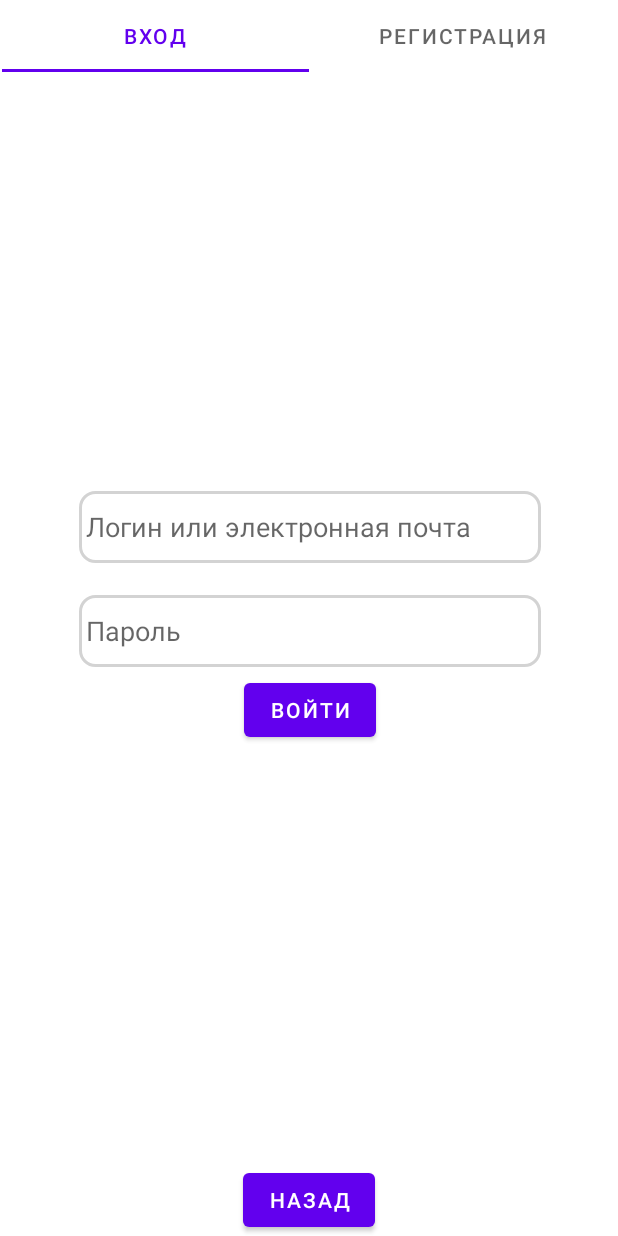
After one commit to Eg0r4ik77/Brain-Dash, an Android app: the fragment AuthorizationFragment placed in its activity, on a phone screen of 412 x 824 dp. The commit adds this screen. Run offline under Robolectric (Android 15) with nearby library versions, the phone set to English and light mode, and no system bars.

Commit message:
add authorization views

```diff
--- a/app/src/main/AndroidManifest.xml
+++ b/app/src/main/AndroidManifest.xml
@@ -14,7 +14,8 @@
             android:exported="false" />
         <activity
             android:name=".mainmenu.MainMenuActivity"
-            android:exported="true" >
+            android:exported="true"
+            android:windowSoftInputMode="adjustPan">
             <intent-filter>
                 <action android:name="android.intent.action.MAIN" />
 
--- /dev/null
+++ b/app/src/main/java/com/example/androidgame/mainmenu/authorization/AuthorizationAdapter.java
@@ -0,0 +1,36 @@
+package com.example.androidgame.mainmenu.authorization;
+
+import androidx.annotation.NonNull;
+import androidx.fragment.app.Fragment;
+import androidx.fragment.app.FragmentActivity;
+import androidx.viewpager.widget.PagerAdapter;
+import androidx.viewpager.widget.ViewPager;
+import androidx.viewpager2.adapter.FragmentStateAdapter;
+
+public class AuthorizationAdapter extends FragmentStateAdapter {
+
+    int count;
+
+    public AuthorizationAdapter(@NonNull FragmentActivity fragmentActivity, int count) {
+        super(fragmentActivity);
+        this.count = count;
+    }
+
+    @NonNull
+    @Override
+    public Fragment createFragment(int position) {
+        switch (position){
+            case 0:
+                return new LoginFragment();
+            case 1:
+                return new SignupFragment();
+            default:
+                return null;
+        }
+    }
+
+    @Override
+    public int getItemCount() {
+        return count;
+    }
+}
--- /dev/null
+++ b/app/src/main/java/com/example/androidgame/mainmenu/authorization/AuthorizationFragment.java
@@ -0,0 +1,50 @@
+package com.example.androidgame.mainmenu.authorization;
+
+
+import androidx.annotation.NonNull;
+import androidx.annotation.Nullable;
+import androidx.fragment.app.Fragment;
+import androidx.viewpager2.widget.ViewPager2;
+
+import android.os.Bundle;
+import android.view.LayoutInflater;
+import android.view.View;
+import android.view.ViewGroup;
+import android.widget.Button;
+
+import com.example.androidgame.R;
+import com.google.android.material.tabs.TabLayout;
+import com.google.android.material.tabs.TabLayoutMediator;
+
+public class AuthorizationFragment extends Fragment {
+
+    private final String[] names = {"Вход", "Регистрация"};
+
+    @Nullable
+    @Override
+    public View onCreateView(@NonNull LayoutInflater inflater,
+                             @Nullable ViewGroup container,
+                             @Nullable Bundle savedInstanceState) {
+        View view = inflater.inflate(R.layout.fragment_authorization, container, false);
+
+        TabLayout tabLayout = view.findViewById(R.id.tabLayout);
+        ViewPager2 viewPager = view.findViewById(R.id.view_pager);
+        Button closeAuthorizationButton = view.findViewById(R.id.close_authorization_button);
+
+        viewPager.setAdapter(new AuthorizationAdapter(getActivity(), tabLayout.getTabCount()));
+        new TabLayoutMediator(tabLayout, viewPager, (tab, position) -> {
+            tab.setText(names[position]);
+        }).attach();
+
+        closeAuthorizationButton.setOnClickListener(view1 -> {
+            getActivity()
+                    .getSupportFragmentManager()
+                    .beginTransaction()
+                    .detach(this)
+                    .commit();
+        });
+
+        return view;
+    }
+
+}
--- /dev/null
+++ b/app/src/main/java/com/example/androidgame/mainmenu/authorization/LoginFragment.java
@@ -0,0 +1,24 @@
+package com.example.androidgame.mainmenu.authorization;
+
+import androidx.annotation.NonNull;
+import androidx.annotation.Nullable;
+import androidx.fragment.app.Fragment;
+import android.os.Bundle;
+import android.view.LayoutInflater;
+import android.view.View;
+import android.view.ViewGroup;
+
+import com.example.androidgame.R;
+
+public class LoginFragment extends Fragment {
+    @Nullable
+    @Override
+    public View onCreateView(@NonNull LayoutInflater inflater,
+                             @Nullable ViewGroup container,
+                             @Nullable Bundle savedInstanceState) {
+        View view = inflater.inflate(R.layout.fragment_login, container, false);
+
+        return view;
+    }
+
+}
--- a/app/src/main/java/com/example/androidgame/mainmenu/games/GameActivity.java
+++ b/app/src/main/java/com/example/androidgame/mainmenu/games/GameActivity.java
@@ -47,7 +47,7 @@ public class GameActivity extends AppCompatActivity {
         scoreText = findViewById(R.id.score_text);
         timerText = findViewById(R.id.timer_text);
         gameLayout = findViewById(R.id.game_fragment);
-        timer = new Timer(11000, timerText, progressBar) {
+        timer = new Timer(61000, timerText, progressBar) {
             @Override
             public void finish() {
                 handleGameResult();
--- /dev/null
+++ b/app/src/main/res/drawable/edit_text_background.xml
@@ -0,0 +1,6 @@
+<?xml version="1.0" encoding="utf-8"?>
+<shape xmlns:android="http://schemas.android.com/apk/res/android" android:shape="rectangle">
+    <corners android:radius="10dp"/>
+    <stroke android:width="2dp" android:color="#D3D3D3"/>
+    <padding android:left="5dp"/>
+</shape>
--- a/app/src/main/res/layout/activity_main_menu.xml
+++ b/app/src/main/res/layout/activity_main_menu.xml
@@ -60,13 +60,6 @@
 
     </LinearLayout>
 
-    <FrameLayout
-        android:id="@+id/games_content"
-        android:layout_width="match_parent"
-        android:layout_height="match_parent">
-
-    </FrameLayout>
-
     <androidx.cardview.widget.CardView
         android:id="@+id/record_card"
         android:layout_width="221dp"
@@ -116,22 +109,35 @@
         </LinearLayout>
     </androidx.cardview.widget.CardView>
 
-    <LinearLayout
-        android:layout_width="339dp"
-        android:layout_height="48dp"
-        android:orientation="horizontal"
+    <TextView
+        android:id="@+id/rating_points_text"
+        android:layout_width="wrap_content"
+        android:layout_height="wrap_content"
+        android:layout_weight="1"
+        android:text="TextView"
+        android:textAlignment="center"
+        app:layout_constraintEnd_toEndOf="parent"
+        app:layout_constraintStart_toStartOf="parent"
+        app:layout_constraintTop_toTopOf="parent" />
+
+    <ImageButton
+        android:id="@+id/to_authorization_button"
+        android:layout_width="60dp"
+        android:layout_height="49dp"
+        android:contentDescription="authorization"
+        app:layout_constraintStart_toStartOf="parent"
+        app:layout_constraintTop_toTopOf="parent"
+        tools:srcCompat="@tools:sample/avatars" />
+
+    <FrameLayout
+        android:id="@+id/games_content"
+        android:layout_width="match_parent"
+        android:layout_height="match_parent"
+        app:layout_constraintBottom_toBottomOf="parent"
         app:layout_constraintEnd_toEndOf="parent"
         app:layout_constraintStart_toStartOf="parent"
         app:layout_constraintTop_toTopOf="parent">
 
-        <TextView
-            android:id="@+id/rating_points_text"
-            android:layout_width="wrap_content"
-            android:layout_height="wrap_content"
-            android:layout_weight="1"
-            android:text="TextView"
-            android:textAlignment="center" />
-
-    </LinearLayout>
+    </FrameLayout>
 
 </androidx.constraintlayout.widget.ConstraintLayout>
--- /dev/null
+++ b/app/src/main/res/layout/fragment_authorization.xml
@@ -0,0 +1,52 @@
+<?xml version="1.0" encoding="utf-8"?>
+<androidx.constraintlayout.widget.ConstraintLayout xmlns:android="http://schemas.android.com/apk/res/android"
+    xmlns:app="http://schemas.android.com/apk/res-auto"
+    xmlns:tools="http://schemas.android.com/tools"
+    android:layout_width="match_parent"
+    android:layout_height="match_parent"
+    android:background="@color/white"
+    tools:context=".mainmenu.authorization.AuthorizationFragment">
+
+    <com.google.android.material.tabs.TabLayout
+        android:id="@+id/tabLayout"
+        android:layout_width="409dp"
+        android:layout_height="wrap_content"
+        android:contentDescription="tab"
+        app:layout_constraintEnd_toEndOf="parent"
+        app:layout_constraintStart_toStartOf="parent"
+        app:layout_constraintTop_toTopOf="parent" >
+
+        <com.google.android.material.tabs.TabItem
+            android:id="@+id/tabItem1"
+            android:layout_width="wrap_content"
+            android:layout_height="wrap_content"
+            android:text="Вход" />
+
+        <com.google.android.material.tabs.TabItem
+            android:id="@+id/tabItem2"
+            android:layout_width="wrap_content"
+            android:layout_height="wrap_content"
+            android:text="Регистрация" />
+    </com.google.android.material.tabs.TabLayout>
+
+    <androidx.viewpager2.widget.ViewPager2
+        android:id="@+id/view_pager"
+        android:layout_width="411dp"
+        android:layout_height="626dp"
+        app:layout_constraintBottom_toTopOf="@+id/close_authorization_button"
+        app:layout_constraintEnd_toEndOf="parent"
+        app:layout_constraintStart_toStartOf="parent"
+        app:layout_constraintTop_toBottomOf="@+id/tabLayout">
+
+    </androidx.viewpager2.widget.ViewPager2>
+
+    <Button
+        android:id="@+id/close_authorization_button"
+        android:layout_width="wrap_content"
+        android:layout_height="wrap_content"
+        android:text="Назад"
+        app:layout_constraintBottom_toBottomOf="parent"
+        app:layout_constraintEnd_toEndOf="parent"
+        app:layout_constraintStart_toStartOf="parent" />
+
+</androidx.constraintlayout.widget.ConstraintLayout>
--- /dev/null
+++ b/app/src/main/res/layout/fragment_login.xml
@@ -0,0 +1,56 @@
+<?xml version="1.0" encoding="utf-8"?>
+<androidx.constraintlayout.widget.ConstraintLayout xmlns:android="http://schemas.android.com/apk/res/android"
+    xmlns:app="http://schemas.android.com/apk/res-auto"
+    xmlns:tools="http://schemas.android.com/tools"
+    android:layout_width="match_parent"
+    android:layout_height="match_parent"
+    tools:context=".mainmenu.authorization.LoginFragment">
+
+   <androidx.constraintlayout.widget.ConstraintLayout
+       android:layout_width="308dp"
+       android:layout_height="170dp"
+       app:layout_constraintBottom_toBottomOf="parent"
+       app:layout_constraintEnd_toEndOf="parent"
+       app:layout_constraintStart_toStartOf="parent"
+       app:layout_constraintTop_toTopOf="parent">
+
+
+      <EditText
+          android:id="@+id/password_field"
+          android:layout_width="match_parent"
+          android:layout_height="wrap_content"
+          android:layout_marginTop="21dp"
+          android:ems="10"
+          android:hint="Пароль"
+          android:background="@drawable/edit_text_background"
+          android:inputType="textPassword"
+          android:minHeight="48dp"
+          app:layout_constraintEnd_toEndOf="parent"
+          app:layout_constraintHorizontal_bias="0.0"
+          app:layout_constraintStart_toStartOf="parent"
+          app:layout_constraintTop_toBottomOf="@+id/login_field" />
+
+      <EditText
+          android:id="@+id/login_field"
+          android:layout_width="match_parent"
+          android:layout_height="wrap_content"
+          android:ems="10"
+          android:hint="Логин или электронная почта"
+          android:background="@drawable/edit_text_background"
+          android:inputType="textPersonName"
+          android:minHeight="48dp"
+          app:layout_constraintEnd_toEndOf="parent"
+          app:layout_constraintStart_toStartOf="parent"
+          app:layout_constraintTop_toTopOf="parent" />
+
+      <Button
+          android:id="@+id/login_button"
+          android:layout_width="wrap_content"
+          android:layout_height="wrap_content"
+          android:text="Войти"
+          app:layout_constraintBottom_toBottomOf="parent"
+          app:layout_constraintEnd_toEndOf="parent"
+          app:layout_constraintStart_toStartOf="parent" />
+   </androidx.constraintlayout.widget.ConstraintLayout>
+
+</androidx.constraintlayout.widget.ConstraintLayout>
--- a/app/src/main/res/values/strings.xml
+++ b/app/src/main/res/values/strings.xml
@@ -28,7 +28,7 @@
     <string name="exit_text">Выход</string>
     <string name="games_text">Игры</string>
     <string name="exit_alert_text">Действительно хотите выйти из игры?</string>
-    <string-array name = "descriptions">
+    <string-array name="descriptions">
         <item>Последовательно найдите все числа как можно большее количество раз за 60 секунд</item>
         <item>Повторите как можно большее количество рисунков за 60 секунд</item>
         <item>Решите как можно большее количество примеров за 60 секунд</item>
```
Also changed, not shown: app/src/main/java/com/example/androidgame/mainmenu/MainMenuActivity.java (+15 -4 lines), app/src/main/java/com/example/androidgame/mainmenu/authorization/SignupFragment.java (added, +24 -0 lines), app/src/main/res/layout/fragment_signup.xml (added, +73 -0 lines).
